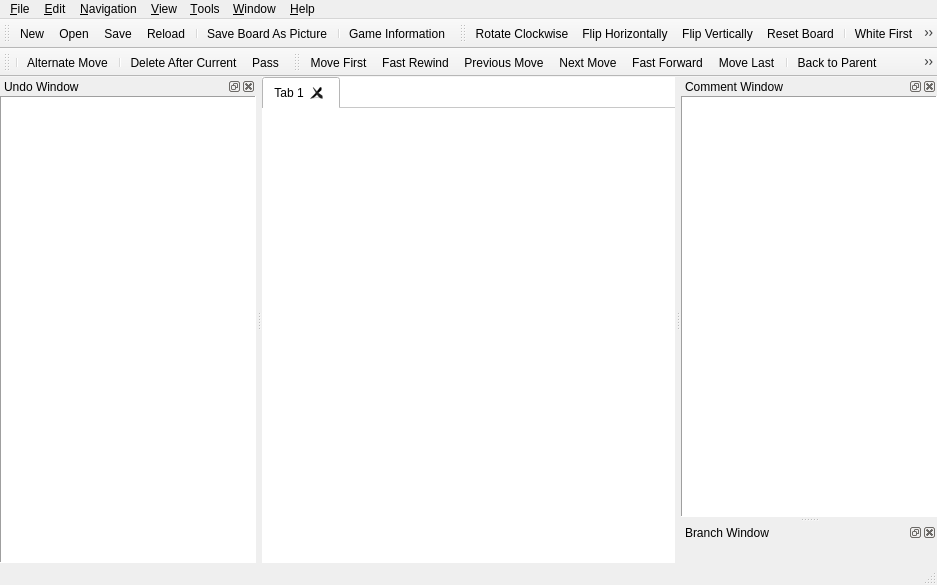
nullx002/mugo, file mainwindow.ui: the form before one commit.
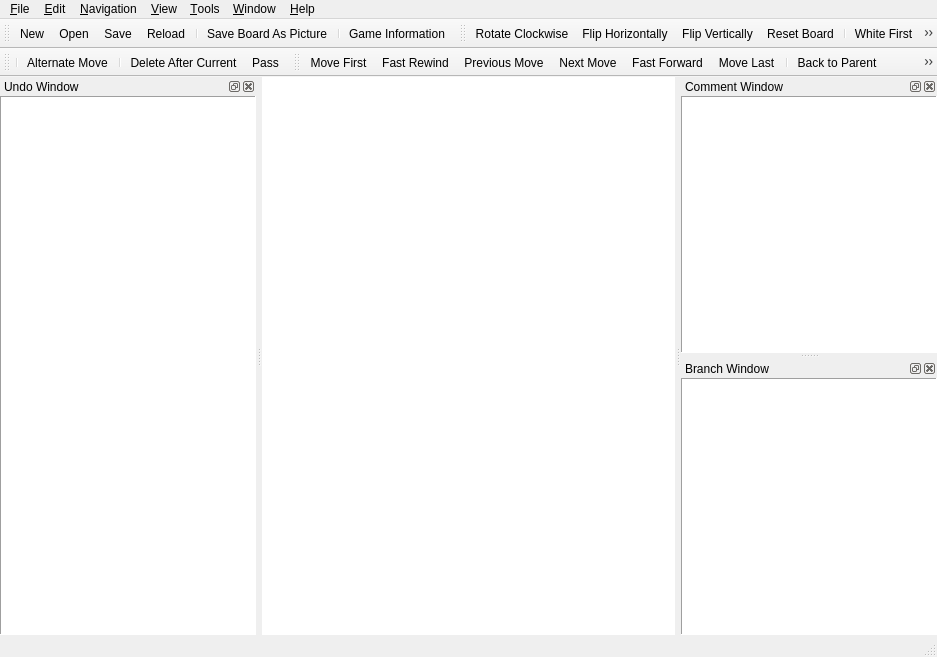
The form after the commit. Icons and pictures are not drawn. Custom widgets are drawn as their Qt base class.

```diff
--- a/mainwindow.ui
+++ b/mainwindow.ui
@@ -7,7 +7,7 @@
     <x>0</x>
     <y>0</y>
     <width>937</width>
-    <height>585</height>
+    <height>657</height>
    </rect>
   </property>
   <property name="sizePolicy">
@@ -35,30 +35,7 @@
      <number>0</number>
     </property>
     <item>
-     <widget class="QTabWidget" name="boardTabWidget">
-      <property name="currentIndex">
-       <number>0</number>
-      </property>
-      <property name="documentMode">
-       <bool>true</bool>
-      </property>
-      <property name="tabsClosable">
-       <bool>true</bool>
-      </property>
-      <property name="movable">
-       <bool>true</bool>
-      </property>
-      <widget class="QWidget" name="tab">
-       <attribute name="title">
-        <string>Tab 1</string>
-       </attribute>
-       <layout class="QVBoxLayout" name="verticalLayout">
-        <property name="margin">
-         <number>0</number>
-        </property>
-       </layout>
-      </widget>
-     </widget>
+     <widget class="BoardWidget" name="boardWidget" native="true"/>
     </item>
    </layout>
   </widget>
@@ -464,6 +441,27 @@
      <property name="margin">
       <number>0</number>
      </property>
+     <item>
+      <widget class="QTreeWidget" name="branchWidget">
+       <property name="frameShape">
+        <enum>QFrame::Panel</enum>
+       </property>
+       <property name="indentation">
+        <number>15</number>
+       </property>
+       <property name="columnCount">
+        <number>1</number>
+       </property>
+       <attribute name="headerVisible">
+        <bool>false</bool>
+       </attribute>
+       <column>
+        <property name="text">
+         <string>1</string>
+        </property>
+       </column>
+      </widget>
+     </item>
     </layout>
    </widget>
   </widget>
@@ -1642,6 +1640,12 @@
  </widget>
  <layoutdefault spacing="6" margin="11"/>
  <customwidgets>
+  <customwidget>
+   <class>BoardWidget</class>
+   <extends>QWidget</extends>
+   <header>boardwidget.h</header>
+   <container>1</container>
+  </customwidget>
   <customwidget>
    <class>QUndoView</class>
    <extends>QListView</extends>
```
Left out of the diff: 38 changed lines with no effect on the pictures.
